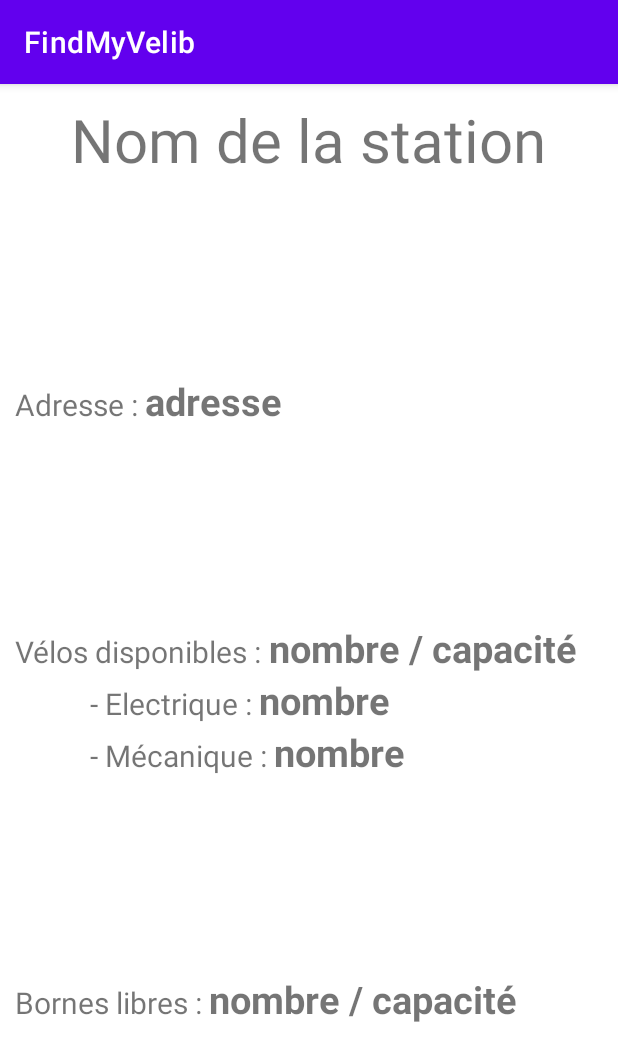
After one commit to Lazicos/FindMyVelib, an Android app: the StationVelib screen opened directly, with no data from a screen before it, on a phone screen of 412 x 824 dp. The commit adds this screen. Shown: the top 1061 px of the screen. Run offline under Robolectric (Android 15) with nearby library versions, the phone set to English and light mode, and no system bars.

Commit message:
Ajout de beaucoup de fonctions

```diff
--- /dev/null
+++ b/app/src/main/java/com/example/findmyvelib/StationVelib.kt
@@ -0,0 +1,31 @@
+package com.example.findmyvelib
+
+import android.os.Bundle
+import android.widget.TextView
+import androidx.appcompat.app.AppCompatActivity
+
+/*class UserService {
+    private val retrofit = getInfo()
+    private val userApi = retrofit.create(InfoApi::class.java)
+
+    suspend fun successfulUsersResponse() {
+        val usersResponse = userApi.getInfoAPI()
+            .execute()
+        val successful = usersResponse.isSuccessful
+        val httpStatusCode = usersResponse.code()
+        val httpStatusMessage = usersResponse.message()
+
+        var body : List<InfosStations>? = usersResponse.body()
+    }
+}*/
+
+class StationVelib : AppCompatActivity() {
+
+    override fun onCreate(savedInstanceState: Bundle?) {
+        super.onCreate(savedInstanceState)
+        setContentView(R.layout.activity_station_velib)
+
+        val nom = findViewById<TextView>(R.id.nomTv)
+//        nom.text = body.toString()
+    }
+}
--- /dev/null
+++ b/app/src/main/res/layout/activity_station_velib.xml
@@ -0,0 +1,135 @@
+<?xml version="1.0" encoding="utf-8"?>
+<LinearLayout xmlns:android="http://schemas.android.com/apk/res/android"
+    xmlns:tools="http://schemas.android.com/tools"
+    android:layout_width="match_parent"
+    android:layout_height="match_parent"
+    tools:context=".StationVelib"
+    android:orientation="vertical"
+    android:layout_margin="10dp"
+    android:weightSum="4">
+
+    <TextView
+        android:layout_weight="1"
+        android:id="@+id/nomTv"
+        android:layout_gravity="center_horizontal"
+        android:layout_width="wrap_content"
+        android:layout_height="wrap_content"
+        android:text="Nom de la station"
+        android:textSize="40sp" />
+
+    <LinearLayout
+        android:layout_width="match_parent"
+        android:layout_height="wrap_content"
+        android:orientation="horizontal"
+        android:layout_weight="1">
+
+        <TextView
+            android:layout_width="wrap_content"
+            android:layout_height="wrap_content"
+            android:text="Adresse : "
+            android:textSize="20sp" />
+
+        <TextView
+            android:id="@+id/adresseTv"
+            android:layout_width="wrap_content"
+            android:layout_height="wrap_content"
+            android:text="adresse"
+            android:textStyle="bold"
+            android:textSize="25sp" />
+    </LinearLayout>
+
+    <LinearLayout
+        android:layout_width="match_parent"
+        android:layout_height="wrap_content"
+        android:orientation="vertical"
+        android:layout_weight="1">
+
+        <LinearLayout
+            android:layout_width="match_parent"
+            android:layout_height="wrap_content"
+            android:orientation="horizontal">
+
+            <TextView
+                android:layout_width="wrap_content"
+                android:layout_height="wrap_content"
+                android:text="Vélos disponibles : "
+                android:textSize="20sp" />
+
+            <TextView
+                android:id="@+id/veloDispoTv"
+                android:layout_width="wrap_content"
+                android:layout_height="wrap_content"
+                android:text="nombre / capacité"
+                android:textStyle="bold"
+                android:textSize="25sp" />
+        </LinearLayout>
+
+        <LinearLayout
+            android:layout_width="match_parent"
+            android:layout_height="wrap_content"
+            android:orientation="vertical"
+            android:layout_marginStart="50dp">
+
+            <LinearLayout
+                android:layout_width="match_parent"
+                android:layout_height="wrap_content"
+                android:orientation="horizontal">
+
+                <TextView
+                    android:layout_width="wrap_content"
+                    android:layout_height="wrap_content"
+                    android:text="- Electrique : "
+                    android:textSize="20sp" />
+
+                <TextView
+                    android:id="@+id/elecTv"
+                    android:layout_width="wrap_content"
+                    android:layout_height="wrap_content"
+                    android:text="nombre"
+                    android:textStyle="bold"
+                    android:textSize="25sp" />
+            </LinearLayout>
+
+            <LinearLayout
+                android:layout_width="match_parent"
+                android:layout_height="wrap_content"
+                android:orientation="horizontal">
+
+                <TextView
+                    android:layout_width="wrap_content"
+                    android:layout_height="wrap_content"
+                    android:text="- Mécanique : "
+                    android:textSize="20sp" />
+
+                <TextView
+                    android:id="@+id/mecaTv"
+                    android:layout_width="wrap_content"
+                    android:layout_height="wrap_content"
+                    android:text="nombre"
+                    android:textStyle="bold"
+                    android:textSize="25sp" />
+            </LinearLayout>
+        </LinearLayout>
+    </LinearLayout>
+
+    <LinearLayout
+        android:layout_width="match_parent"
+        android:layout_height="wrap_content"
+        android:orientation="horizontal"
+        android:layout_weight="1">
+
+        <TextView
+            android:layout_width="wrap_content"
+            android:layout_height="wrap_content"
+            android:text="Bornes libres : "
+            android:textSize="20sp" />
+
+        <TextView
+            android:id="@+id/sexeClientTv"
+            android:layout_width="wrap_content"
+            android:layout_height="wrap_content"
+            android:text="nombre / capacité"
+            android:textStyle="bold"
+            android:textSize="25sp" />
+    </LinearLayout>
+</LinearLayout>
--- a/build.gradle
+++ b/build.gradle
@@ -1,3 +1,9 @@
+buildscript {
+    dependencies {
+        classpath "org.jetbrains.kotlin:kotlin-serialization:1.6.10"
+    }
+}
+
 // Top-level build file where you can add configuration options common to all sub-projects/modules.
 plugins {
     id 'com.android.application' version '7.1.2' apply false
```
Also changed, not shown: app/build.gradle (+24 -3 lines), app/src/main/AndroidManifest.xml (+13 -2 lines), app/src/main/java/com/example/findmyvelib/activities/MapsActivity.kt (renamed from app/src/main/java/com/example/findmyvelib/MapsActivity.kt, +74 -14 lines), app/src/main/java/com/example/findmyvelib/models/InfoStation.kt (added, +21 -0 lines), app/src/main/java/com/example/findmyvelib/models/StatutStation.kt (added, +30 -0 lines), app/src/main/java/com/example/findmyvelib/services/ServiceBuilder.kt (added, +39 -0 lines), app/src/main/java/com/example/findmyvelib/services/StationAPI.kt (added, +13 -0 lines), app/src/main/res/drawable/position.xml (added, +10 -0 lines), 1 other file.
